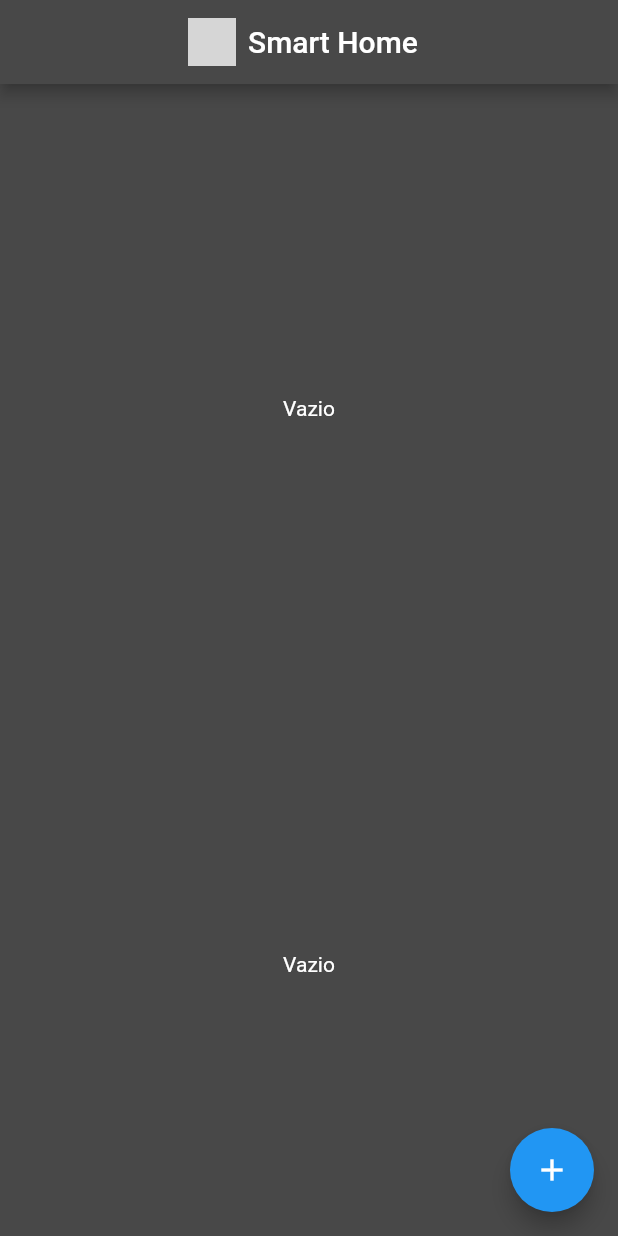
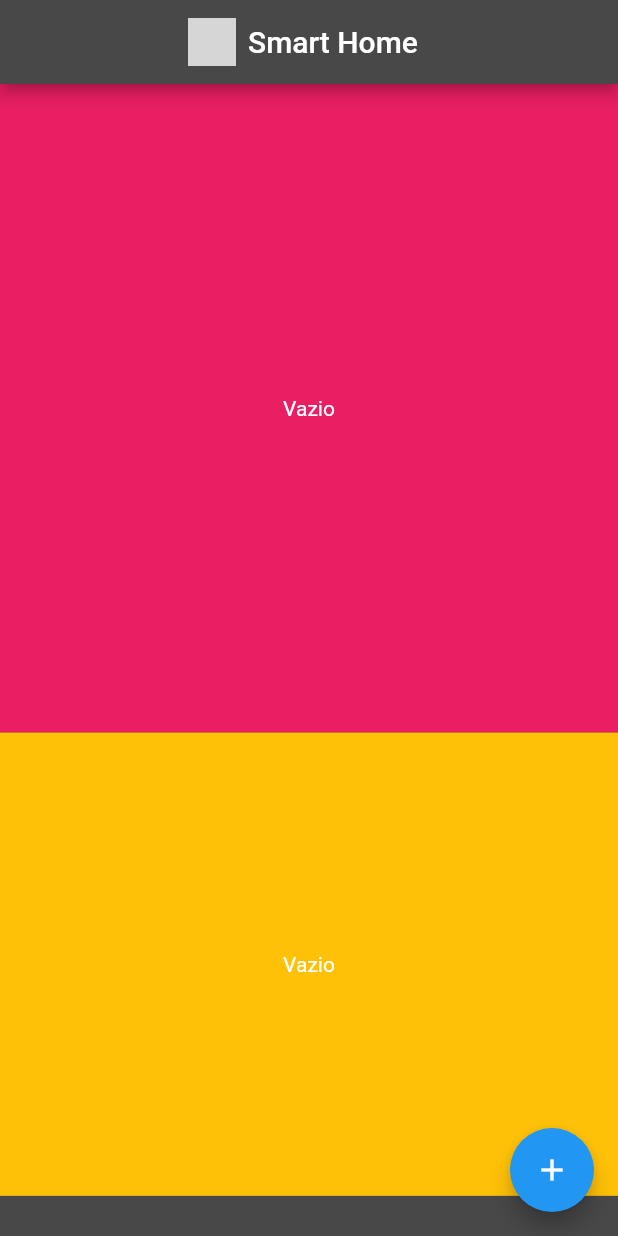
Before and after one commit to matiasfilho81/smart_home, a Flutter app: the screen it shows after launch, on a phone screen of 412 x 824 dp. Run offline on Flutter 3.47's test engine with Material 2 defaults, Android fonts, the phone set to English and light mode, and no system bars; our stand-ins replace cloud_firestore; accounts and stored records are empty; grey boxes are pictures that could not be loaded.

Commit message:
mudança de layout

```diff
--- a/lib/home.dart
+++ b/lib/home.dart
@@ -46,10 +46,12 @@ class _MyHomePageState extends State<MyHomePage> {
             child: Column(
               children: [
                 Container(
+                  color: Colors.pink,
                   height: setHeight(350),
                   child: dispositivos(),
                 ),
                 Container(
+                  color: Colors.amber,
                   height: setHeight(250),
                   child: sensores(),
                 ),
--- a/lib/utils/consts.dart
+++ b/lib/utils/consts.dart
@@ -30,8 +30,8 @@ class AppConsts {
   static Color appbarBackgroundColor = const Color(0xff484848);
   static Color onColor = const Color(0xff7b6cf6);
   static Color offColor = const Color(0xff484848);
-  static Color onBottom = const Color(0xffffffff);
-  static Color offBottom = const Color(0xffffffdd);
+  static Color onBottom = const Color(0xffffffdd);
+  static Color offBottom = const Color(0xffffdddd);
   static Color onText = const Color(0xffffffff);
   static Color offText = const Color(0xffffffdd);
   static Color backgroundColorOpacity70 = const Color(0xb3eeeeff);
```
